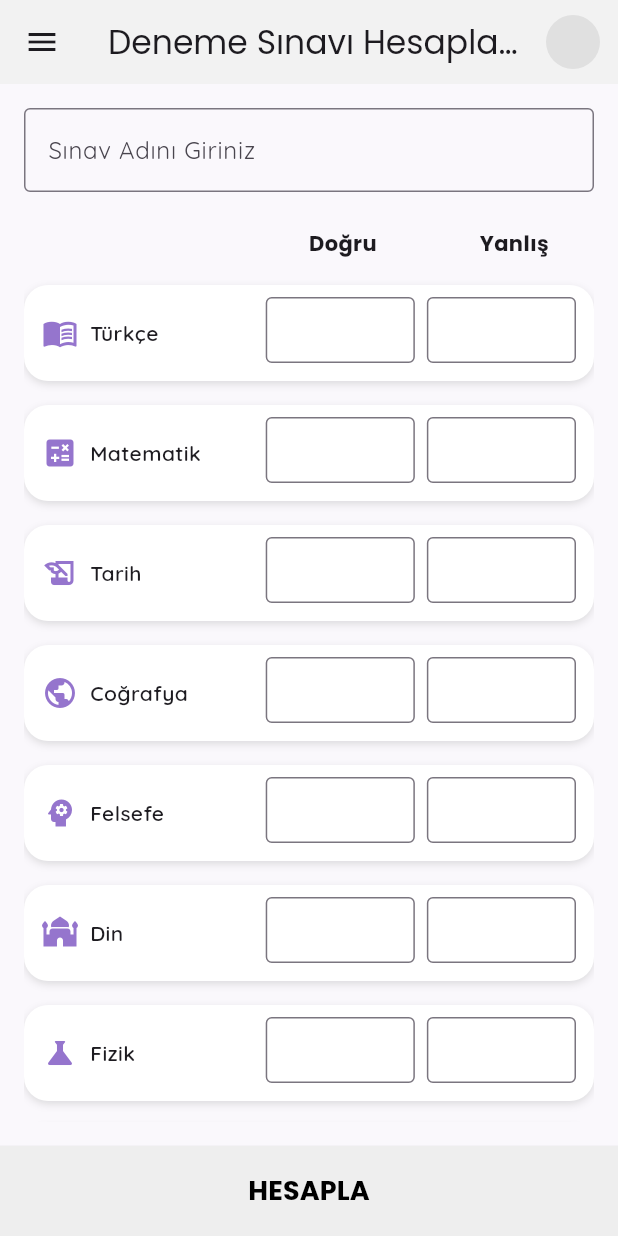
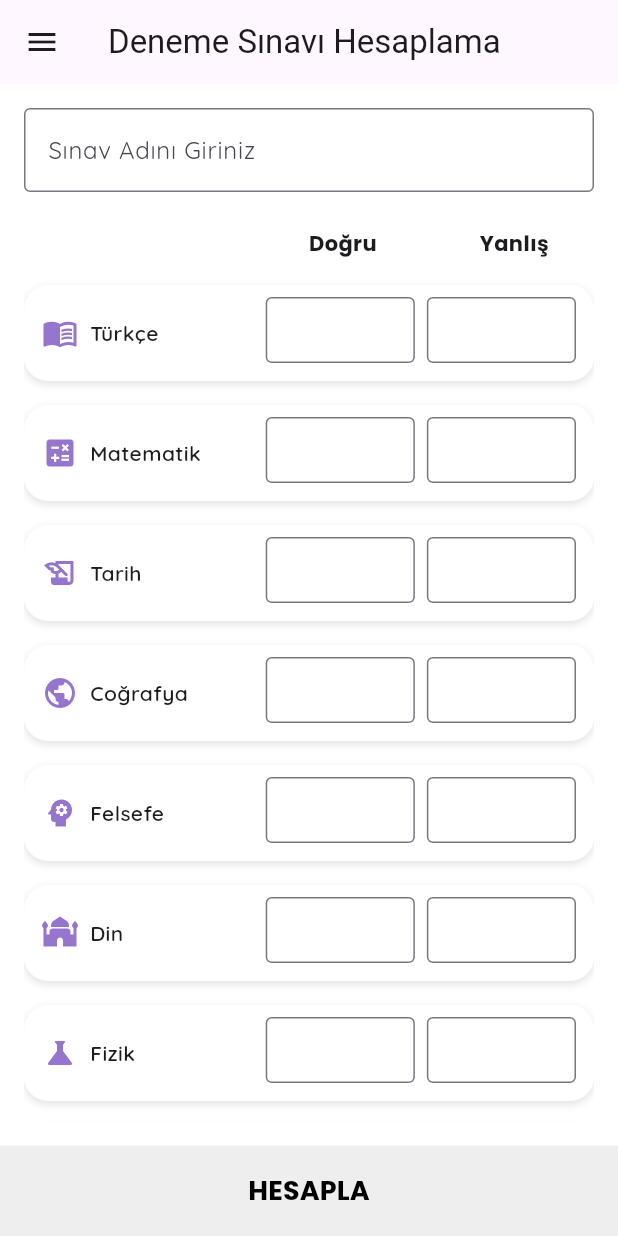
Before and after one commit to tutisnn/Yks_Deneme_takip, a Flutter app: the Denemehesaplama screen opened by its route, on a phone screen of 412 x 824 dp. Run offline on Flutter 3.47's test engine with Material 3 defaults, Android fonts, the phone set to English and light mode, and no system bars; our stand-ins replace animate_do, cloud_firestore, firebase_auth, firebase_core, google_fonts, google_sign_in and 3 more; accounts and stored records are empty; network calls fail; project files that could hold a hidden picture were left out.

```diff
--- a/lib/pages/deneme_hesaplama_page.dart
+++ b/lib/pages/deneme_hesaplama_page.dart
@@ -1,11 +1,10 @@
 import 'package:flutter/material.dart';
 import 'package:flutter/services.dart';
 import 'package:shared_preferences/shared_preferences.dart';
-import 'package:yks_deneme_takip/widgets/drawer.dart';
+import 'package:yks_deneme_takip/widgets/base_page.dart'; // BasePage ekledik
 import 'package:google_fonts/google_fonts.dart';
 import 'package:supabase_flutter/supabase_flutter.dart';
 import 'package:firebase_auth/firebase_auth.dart';
-import 'package:yks_deneme_takip/widgets/custom_app_bar.dart';
 
 const Color lilac = Color(0xFF9575CD);
 
@@ -57,8 +56,6 @@ class DenemehesaplamaState extends State<Denemehesaplama> {
       );
     }
   }
-
-
 
   double calculateNet(TextEditingController correct, TextEditingController wrong) {
     int correctAnswers = int.tryParse(correct.text) ?? 0;
@@ -120,12 +117,9 @@ class DenemehesaplamaState extends State<Denemehesaplama> {
 
   @override
   Widget build(BuildContext context) {
-    return Scaffold(
-      backgroundColor: lilac.withOpacity(0.05),
-      drawer: MenuDrawer(),
-      appBar: CustomAppBar(title: "Deneme Sınavı Hesaplama"),
-
-    body: Padding(
+    return BasePage(
+      title: "Deneme Sınavı Hesaplama",
+      content: Padding(
         padding: EdgeInsets.all(16.0),
         child: ListView(
           children: [
@@ -163,10 +157,11 @@ class DenemehesaplamaState extends State<Denemehesaplama> {
               entry.value['correct']!,
               entry.value['wrong']!,
             )),
+            SizedBox(height: 80),
           ],
         ),
       ),
-      bottomNavigationBar: SizedBox(
+      bottom: SizedBox(
         width: double.infinity,
         height: 60,
         child: ElevatedButton(
--- a/lib/theme_provider.dart
+++ b/lib/providers/theme_provider.dart
@@ -7,4 +7,6 @@ class ThemeProvider extends ChangeNotifier {
     isDarkMode = !isDarkMode;
     notifyListeners();
   }
+
+  ThemeMode get currentTheme => isDarkMode ? ThemeMode.dark : ThemeMode.light;
 }
--- a/lib/widgets/base_page.dart
+++ b/lib/widgets/base_page.dart
@@ -1,17 +1,16 @@
 import 'package:flutter/material.dart';
-import '../widgets/drawer.dart';
-
-
-
+import 'package:yks_deneme_takip/widgets/drawer.dart';
 
 class BasePage extends StatelessWidget {
   final String title;
   final Widget content;
+  final Widget? bottom; // 🔥 Ekledik!
 
   const BasePage({
     super.key,
     required this.title,
     required this.content,
+    this.bottom, // 🔥 Ekledik!
   });
 
   @override
@@ -20,6 +19,7 @@ class BasePage extends StatelessWidget {
       appBar: AppBar(title: Text(title)),
       drawer: MenuDrawer(),
       body: content,
+      bottomNavigationBar: bottom, // 🔥 Ekledik!
     );
   }
 }
--- a/pubspec.yaml
+++ b/pubspec.yaml
@@ -31,7 +31,7 @@ dependencies:
   google_fonts: ^6.2.1
   flutter:
     sdk: flutter
-  day_night_switcher: ^0.2.0
+  provider: ^6.0.0
 
   # The following adds the Cupertino Icons font to your application.
   # Use with the CupertinoIcons class for iOS style icons.
```
Also changed, not shown: lib/main.dart (+30 -26 lines), lib/pages/gecmis_sinavlar_page.dart (+6 -11 lines), lib/pages/homepage.dart (+8 -33 lines), lib/pages/konu_takip_page.dart (+28 -32 lines), lib/widgets/drawer.dart (+12 -2 lines), pubspec.lock. Lines whose indentation alone changed are shown as unchanged.
